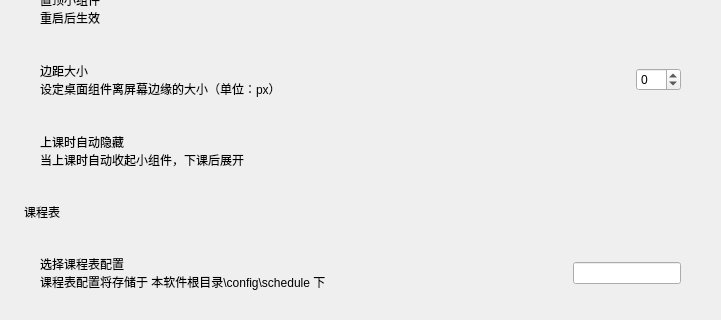
Qt form menu-advance.ui (RinLit-233-shiroko/Class-Widgets) before a commit; both pictures show x 0 to 721 and y 106 to 426 of the 721 by 658 pixel window.
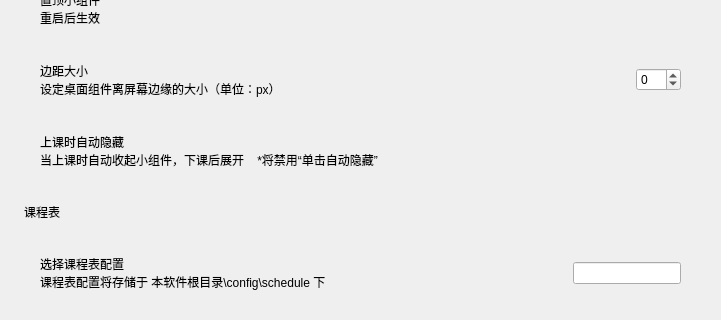
The same form after that commit. Custom widgets are drawn as their Qt base class.

The edit to the form file:
```diff
--- a/menu-advance.ui
+++ b/menu-advance.ui
@@ -205,7 +205,7 @@
           <item>
            <widget class="CaptionLabel" name="CaptionLabel_4">
             <property name="text">
-             <string>当上课时自动收起小组件，下课后展开</string>
+             <string>当上课时自动收起小组件，下课后展开    *将禁用“单击自动隐藏”</string>
             </property>
            </widget>
           </item>
```
